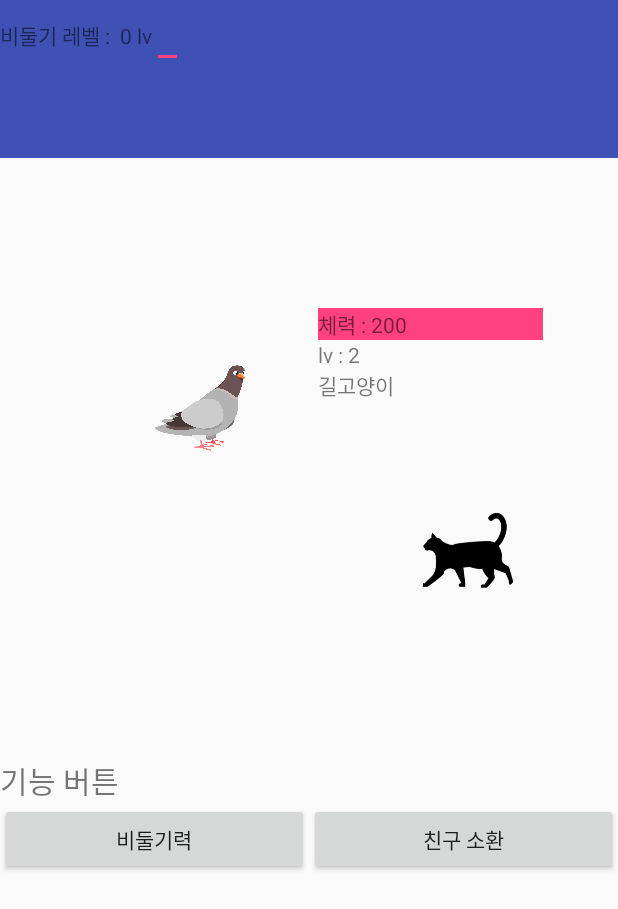
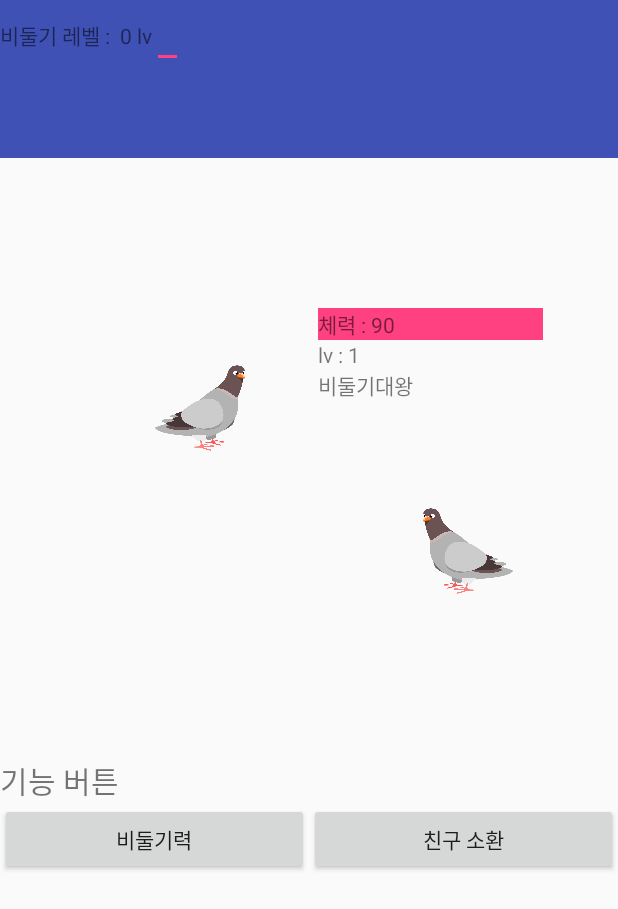
Before and after one commit to wkchoib12345/pigeon_game, an Android app: the screen it shows after launch (MainActivity), after a tap on an icon or button, on a phone screen of 412 x 824 dp. Shown: the top 909 px of the screen. Run offline under Robolectric (Android 15) with nearby library versions, the phone set to English and light mode, and no system bars; libraries missing offline, so code that uses them is left out: android.arch.core.

Commit message:
new_enemey

```diff
--- a/app/src/main/java/com/example/think_coding/pigeon_game/MainActivity.java
+++ b/app/src/main/java/com/example/think_coding/pigeon_game/MainActivity.java
@@ -4,6 +4,7 @@ import android.arch.core.executor.TaskExecutor;
 import android.graphics.Bitmap;
 import android.graphics.BitmapFactory;
 import android.graphics.Matrix;
+import android.graphics.drawable.Drawable;
 import android.media.Image;
 import android.os.Handler;
 import android.support.v7.app.AppCompatActivity;
@@ -48,6 +49,12 @@ public class MainActivity extends AppCompatActivity {
     TextView enemey_lv;
     TextView enemey_name;
 
+
+    int now_enemey_health;
+    int now_enemey_lv;
+    Enemey_class enemey1_pigeon;
+    Enemey_class enemey2_cat;
+    Enemey_class enemey3_eagle;
 
     @Override
     protected void onCreate(Bundle savedInstanceState) {
@@ -167,25 +174,12 @@ public class MainActivity extends AppCompatActivity {
         enemey_lv = (TextView) findViewById(R.id.enemey_level);
         enemey_name = (TextView) findViewById(R.id.enemey_name);
 
-        Enemey_class enemey1_pigeon = new Enemey_class(100, "비둘기대왕", 1);
-        enemey_health.setText("체력 : "+ enemey1_pigeon.health + "");
-        enemey_name.setText(enemey1_pigeon.name);
-        enemey_lv.setText("lv : "+enemey1_pigeon.enemey_lv + "");
+        enemey1_pigeon = new Enemey_class(100, "비둘기대왕", 1);
+        enemey2_cat = new Enemey_class(200, "길고양이",2);
+        enemey3_eagle = new Enemey_class(500, "독수리", 3);
 
-        Enemey_class enemey2_cat = new Enemey_class(200, "길고양이",2);
-        enemey_health.setText("체력 : "+enemey2_cat.health+ "");
-        enemey_name.setText(enemey2_cat.name);
-        enemey_lv.setText("lv : "+enemey2_cat.enemey_lv + "");
-        enemey_image.setImageResource(R.drawable.cat);
+        change_enemey(enemey1_pigeon.health, enemey1_pigeon.name, enemey1_pigeon.enemey_lv);
 
-        //원본 이미지 Bitmap
-        Bitmap originalImg = BitmapFactory.decodeResource(getResources(), R.drawable.cat);
-//좌우반전 이미지 효과 및 Bitmap 만들기
-        Matrix sideInversion = new Matrix();
-        sideInversion.setScale(-1, 1);
-        Bitmap sideInversionImg = Bitmap.createBitmap(originalImg, 0, 0,
-                originalImg.getWidth(), originalImg.getHeight(), sideInversion, false);
-        enemey_image.setImageBitmap(sideInversionImg);
 
 
         pigeon_1.setOnClickListener(new View.OnClickListener() {
@@ -207,13 +201,50 @@ public class MainActivity extends AppCompatActivity {
 //                    }
 //                }, 500);// 0.5초 정도 딜레이를 준 후 시작
 
-                enemey2_cat.health =  enemey2_cat.health - 10;
-
+//                enemey2_cat.health =  enemey2_cat.health - 10;
+                attack();
             }
         });
     }//oncreate 끝
 
-    public void attack() {
+    private void attack() {
+
+        if(enemey_image.getX()-pigeon_1.getX()<10){
+            now_enemey_health = now_enemey_health - 10;
+            enemey_health.setText("체력 : "+ now_enemey_health + "");
+        }
+        if(now_enemey_health == 0){
+            if(now_enemey_lv == 1) {
+                change_enemey(enemey2_cat.health, enemey2_cat.name, enemey2_cat.enemey_lv);
+            }else if(now_enemey_lv == 2){
+                change_enemey(enemey3_eagle.health, enemey3_eagle.name, enemey3_eagle.enemey_lv);
+            }
+        }
+    }
+
+    private void change_enemey(int health, String name,int level){
+        now_enemey_health = health;
+        now_enemey_lv = level;
+
+        enemey_health.setText("체력 : "+health+ "");
+        enemey_name.setText(name);
+        enemey_lv.setText("lv : "+level);
+
+        Bitmap originalImg = BitmapFactory.decodeResource(getResources(), R.drawable.pigeon_1);
+        if(level == 1) {
+            originalImg = BitmapFactory.decodeResource(getResources(), R.drawable.pigeon_1);
+        }else if(level == 2){
+            originalImg = BitmapFactory.decodeResource(getResources(), R.drawable.cat);
+        }else if(level == 3){
+            originalImg = BitmapFactory.decodeResource(getResources(), R.drawable.eagle);
+
+        }
+//좌우반전 이미지 효과 및 Bitmap 만들기
+        Matrix sideInversion = new Matrix();
+        sideInversion.setScale(-1, 1);
+        Bitmap sideInversionImg = Bitmap.createBitmap(originalImg, 0, 0,
+                originalImg.getWidth(), originalImg.getHeight(), sideInversion, false);
+        enemey_image.setImageBitmap(sideInversionImg);
     }
 
     class Enemey_class{
```
Also changed, not shown: app/src/main/res/drawable/eagle.png (added).
